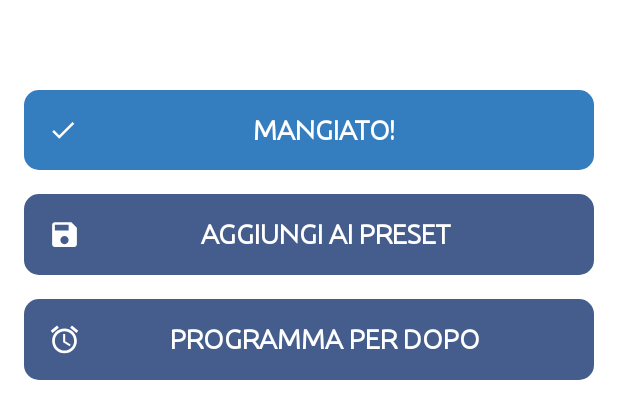
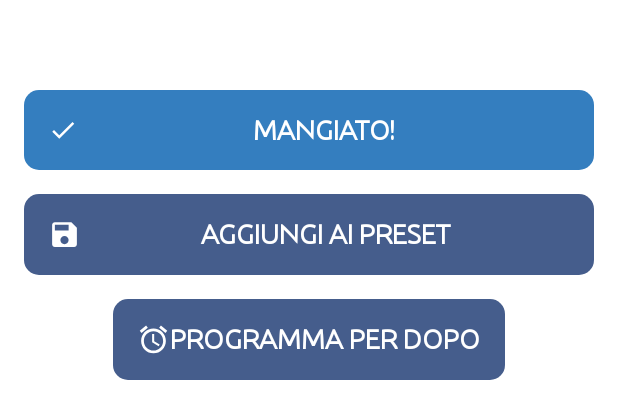
Before and after one commit to davide-mod/HealthyPlus, an Android app: the layout mealplanner_save_dialog.xml on its own in the app's theme, with its tools: preview values and no code run, on a phone screen of 412 x 824 dp. Shown: the top 419 px of the screen. Run offline under Robolectric (Android 15) with nearby library versions, the phone set to English and light mode, and no system bars.

Commit message:
working on saving edited

```diff
--- a/app/src/main/java/com/modolo/healthyplus/mealplanner/AddMealFragment.kt
+++ b/app/src/main/java/com/modolo/healthyplus/mealplanner/AddMealFragment.kt
@@ -98,7 +98,6 @@ class AddMealFragment : Fragment(), FoodAdapter.FoodListener {
                     findNavController().navigate(R.id.mealplannerFragment, bundle)
                     dialog.dismiss()
                     //verrà semplicemente aggiunto allo storico
-                    //todo OPEN DIALOG
                 }
                 val aspreset = dialog.findViewById<TextView>(R.id.aspreset)
                 aspreset.setOnClickListener {
--- a/app/src/main/java/com/modolo/healthyplus/mealplanner/MealPlannerFragment.kt
+++ b/app/src/main/java/com/modolo/healthyplus/mealplanner/MealPlannerFragment.kt
@@ -136,7 +136,9 @@ class MealPlannerFragment : Fragment(), MealAdapter.MealListener,
     }
 
     override fun onMealHistoryListener(meal: Meal, position: Int, editMeal: Boolean) {
-        TODO("Not yet implemented")
+        val bundle = Bundle()
+        bundle.putSerializable("meal", meal)
+        findNavController().navigate(R.id.editMealFragment, bundle)
     }
 
 }
--- a/app/src/main/res/layout/mealplanner_save_dialog.xml
+++ b/app/src/main/res/layout/mealplanner_save_dialog.xml
@@ -9,9 +9,10 @@
         style="@style/titleText"
         android:layout_width="wrap_content"
         android:layout_height="wrap_content"
+        android:layout_marginStart="@dimen/marginStandard"
         android:layout_marginTop="@dimen/marginStandard"
-        android:layout_marginStart="@dimen/marginStandard"
-        android:layout_marginEnd="@dimen/marginStandard"        android:textColor="@color/main_mealplanner"
+        android:layout_marginEnd="@dimen/marginStandard"
+        android:textColor="@color/main_mealplanner"
         app:layout_constraintBottom_toTopOf="@id/eaten"
         app:layout_constraintEnd_toEndOf="parent"
         app:layout_constraintStart_toStartOf="parent"
@@ -22,8 +23,8 @@
         style="@style/buttonTextFinish"
         android:layout_width="0dp"
         android:layout_height="wrap_content"
+        android:layout_marginStart="@dimen/marginStandard"
         android:layout_marginTop="@dimen/marginStandard"
-        android:layout_marginStart="@dimen/marginStandard"
         android:layout_marginEnd="@dimen/marginStandard"
         android:background="@drawable/background"
         android:backgroundTint="@color/main"
@@ -40,9 +41,10 @@
         style="@style/buttonTextFinish"
         android:layout_width="0dp"
         android:layout_height="wrap_content"
+        android:layout_marginStart="@dimen/marginStandard"
         android:layout_marginTop="@dimen/marginStandard"
-        android:layout_marginStart="@dimen/marginStandard"
-        android:layout_marginEnd="@dimen/marginStandard"        android:background="@drawable/background"
+        android:layout_marginEnd="@dimen/marginStandard"
+        android:background="@drawable/background"
         android:backgroundTint="@color/main_mealplanner"
         android:padding="@dimen/marginStandard"
         android:text="@string/meal_fit_addpreset"
@@ -55,7 +57,7 @@
     <TextView
         android:id="@+id/schedule"
         style="@style/buttonTextFinish"
-        android:layout_width="0dp"
+        android:layout_width="wrap_content"
         android:layout_height="wrap_content"
         android:layout_margin="@dimen/marginStandard"
         android:background="@drawable/background"
```
